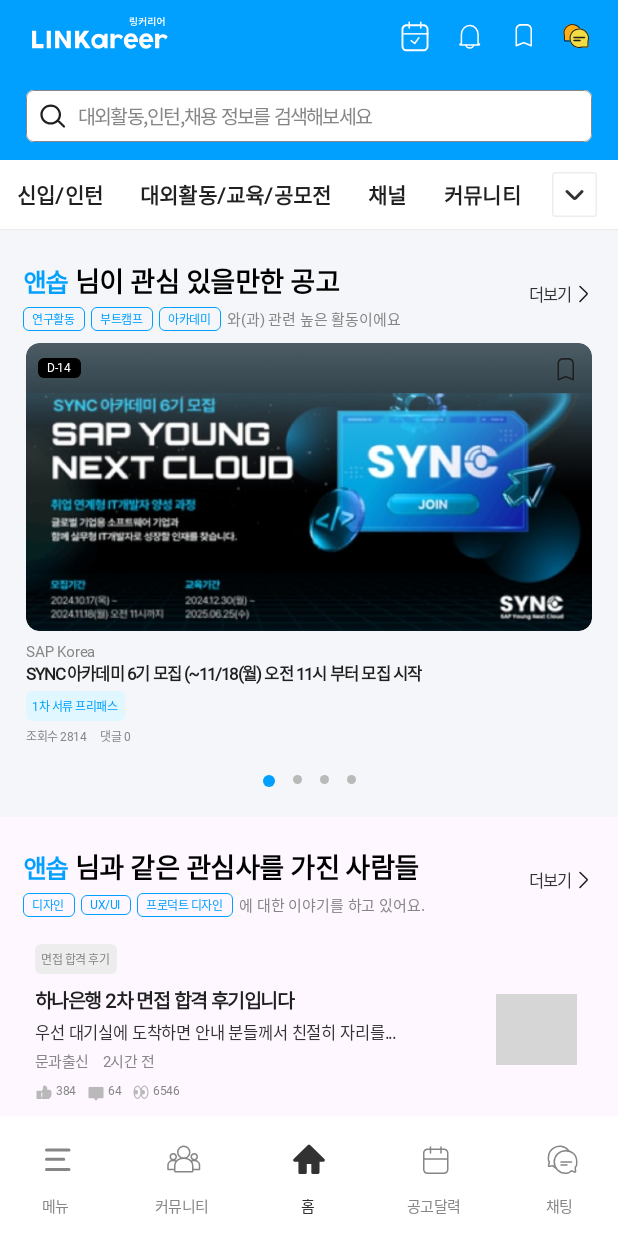
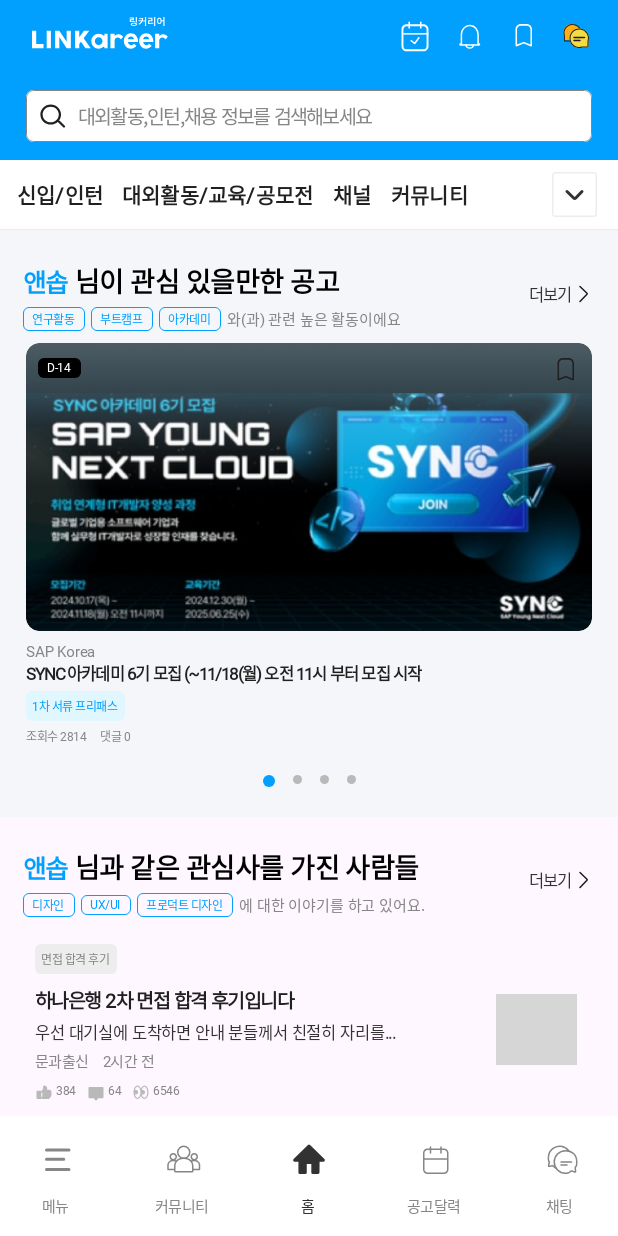
Before and after one commit to SOPT-all/35-COLLABORATION-ANDROID-LINKAREER, an Android app built with Jetpack Compose: the screen it shows after launch (MainActivity), on a phone screen of 412 x 824 dp. Run offline under Robolectric (Android 15) with nearby library versions, the phone set to English and light mode, and no system bars; our stand-ins replace Dagger/Hilt's generated code, Timber; pictures from the network do not load; Roboto replaces fonts that are not available here; grey boxes are pictures that could not be loaded.

Commit message:
[FEAT/#40] HomeTapBar Row -> LazyRow로 변경

```diff
--- a/app/src/main/java/org/sopt/linkareer/core/designsystem/component/tapbar/HomeTapBar.kt
+++ b/app/src/main/java/org/sopt/linkareer/core/designsystem/component/tapbar/HomeTapBar.kt
@@ -10,6 +10,7 @@ import androidx.compose.foundation.layout.Spacer
 import androidx.compose.foundation.layout.fillMaxWidth
 import androidx.compose.foundation.layout.padding
 import androidx.compose.foundation.layout.width
+import androidx.compose.foundation.lazy.LazyRow
 import androidx.compose.material3.Text
 import androidx.compose.runtime.Composable
 import androidx.compose.runtime.getValue
@@ -49,12 +50,13 @@ fun HomeTapBar(
             .padding(start = 11.dp),
         verticalAlignment = Alignment.CenterVertically,
     ) {
-        Row(
-            horizontalArrangement = Arrangement.SpaceBetween,
+        LazyRow(
+            horizontalArrangement = Arrangement.spacedBy(12.dp),
             modifier =
             Modifier
                 .weight(1f),
         ) {
+            item {
                 TabItem(
                     tapName = newbieTab,
                     isSelected = rememberTap == newbieTab,
@@ -63,24 +65,40 @@ fun HomeTapBar(
                         onTabClick(newbieTab)
                     },
                 )
-            Spacer(modifier = Modifier.padding(start = 12.dp))
-
+            }
+            item {
+                val contestTab = stringResource(R.string.home_tab_contest)
                 TabItem(
-                tapName = stringResource(R.string.home_tab_contest),
-                isSelected = false,
+                    tapName = contestTab,
+                    isSelected = rememberTap == contestTab,
+                    onClick = {
+                        rememberTap = contestTab
+                        onTabClick(contestTab)
+                    }
                 )
-            Spacer(modifier = Modifier.padding(start = 12.dp))
-
+            }
+            item {
+                val channelTab = stringResource(R.string.home_tab_channel)
                 TabItem(
-                tapName = stringResource(R.string.home_tab_channel),
-                isSelected = false,
+                    tapName = channelTab,
+                    isSelected = rememberTap == channelTab,
+                    onClick = {
+                        rememberTap = channelTab
+                        onTabClick(channelTab)
+                    }
                 )
-            Spacer(modifier = Modifier.padding(start = 12.dp))
-
+            }
+            item {
+                val communityTab = stringResource(R.string.home_tab_community)
                 TabItem(
-                tapName = stringResource(R.string.home_tab_community),
-                isSelected = false,
+                    tapName = communityTab,
+                    isSelected = rememberTap == communityTab,
+                    onClick = {
+                        rememberTap = communityTab
+                        onTabClick(communityTab)
+                    }
                 )
+            }
         }
         Image(
             imageVector = ImageVector.vectorResource(R.drawable.ic_arrow_down_box_30),
```
Lines whose indentation alone changed are shown as unchanged.
